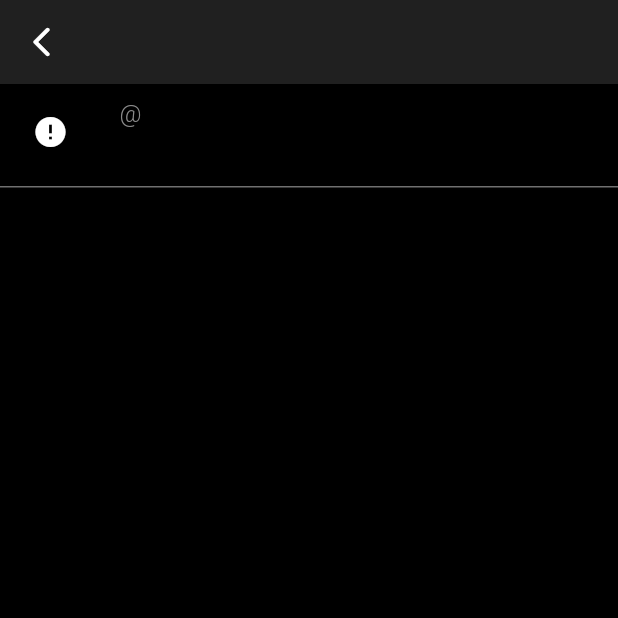
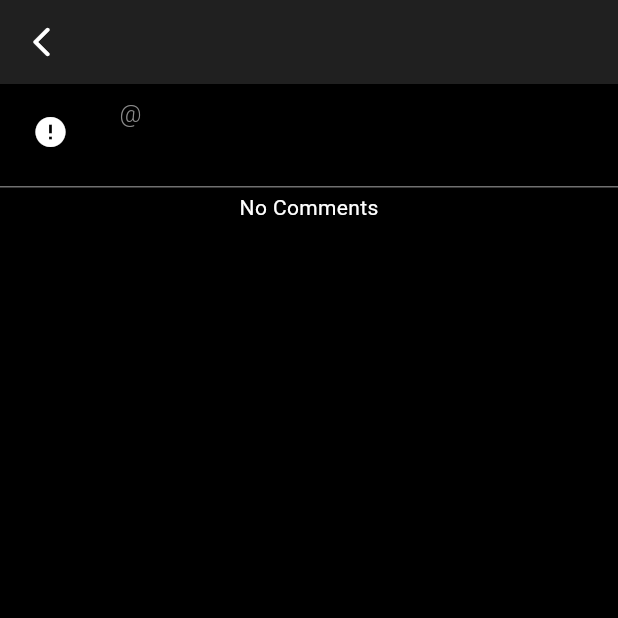
Before and after one commit to nunibye/Eko, a Flutter app: the ViewPostPage screen opened by its route, on a phone screen of 412 x 824 dp, the top half of it. Run offline on Flutter 3.47's test engine with Material 2 defaults, Android fonts, the phone set to English and light mode, and no system bars; drawn by our look-alikes of cached_network_image; our stand-ins replace cloud_firestore, firebase_auth, firebase_core, firebase_storage, get_it, go_router and 4 more; accounts and stored records are empty; network calls fail.

Commit message:
comments

```diff
--- a/untitled_app/lib/custom_widgets/controllers/feed_builder_controller.dart
+++ b/untitled_app/lib/custom_widgets/controllers/feed_builder_controller.dart
@@ -76,7 +76,7 @@ class FeedBuilderController extends ChangeNotifier {
       AppUser user = AppUser();
       await user.readUserData(raw.author, user: passedUser);
       final post = Post(
-        postID: raw.postID,
+        postId: raw.postID,
         followers: user.followers,
         following: user.following,
         userLikes: user.likes,
--- a/untitled_app/lib/custom_widgets/feed_builder.dart
+++ b/untitled_app/lib/custom_widgets/feed_builder.dart
@@ -1,5 +1,6 @@
 import 'package:flutter/material.dart';
 import 'package:provider/provider.dart';
+import 'package:untitled_app/custom_widgets/comment_card.dart';
 import 'package:untitled_app/models/users.dart' show AppUser;
 import 'controllers/feed_builder_controller.dart';
 import '../custom_widgets/post_card.dart';
@@ -11,17 +12,18 @@ class FeedBuilder extends StatelessWidget {
   final Query<Map<String, dynamic>>? firestoreQuery;
   final Function? refreshFunction;
   final AppUser? user;
+  final bool isComment;
 
   final int? index;
 
- const FeedBuilder(
+  const FeedBuilder(
       {this.firestoreQuery,
       required this.header,
       this.refreshFunction,
       super.key,
       this.user,
-
-      this.index});
+      this.index,
+      this.isComment = false});
   @override
   Widget build(BuildContext context) {
     //TODO idk why this works. profile used to not reload then I changed it to .value now it does maybe more providers should be .value?
@@ -31,7 +33,6 @@ class FeedBuilder extends StatelessWidget {
           refreshFunction: refreshFunction,
           context: context,
           passedUser: user,
-
           index: index),
       builder: (context, child) {
         return RefreshIndicator(
@@ -47,12 +48,15 @@ class FeedBuilder extends StatelessWidget {
                   return child;
                 } else if (feedController.posts.isNotEmpty &&
                     index < feedController.posts.length + 1) {
-                  return PostCard(post: feedController.posts[index - 1]);
+                  return isComment
+                      ? CommentCard(post: feedController.posts[index - 1])
+                      : PostCard(post: feedController.posts[index - 1]);
                 } else {
                   if (feedController.posts.isEmpty) {
                     if (feedController.end) {
-                      return const Center(child: Text(
-                          "Nothing to see. Go follow some people!"));
+                      return Center(
+                          child: isComment?const  Text("No Comments"):
+                              const Text("Nothing to see. Go follow some people!"));//FIXME update text for translation and comments
                     } else {
                       return const Center(
                         child: Column(
@@ -65,8 +69,8 @@ class FeedBuilder extends StatelessWidget {
                     }
                   } else {
                     return feedController.end
-                        ? const Center(
-                            child: Text("No More Posts"),
+                        ? Center(
+                            child: isComment? const Text("No More Comments"):const Text("No More Posts"),
                           )
                         : const Center(
                             child: Padding(
--- a/untitled_app/lib/custom_widgets/post_card.dart
+++ b/untitled_app/lib/custom_widgets/post_card.dart
@@ -5,7 +5,7 @@ import '../utilities/constants.dart' as c;
 import '../models/post_handler.dart' show Post;
 import 'package:provider/provider.dart';
 import 'profile_picture_loading.dart';
-import '../utilities/comment_modal.dart';
+
 
 class PostCard extends StatelessWidget {
   final Post post;
--- a/untitled_app/lib/models/post_handler.dart
+++ b/untitled_app/lib/models/post_handler.dart
@@ -7,7 +7,7 @@ import '../utilities/constants.dart' as c;
 import 'package:collection/collection.dart';
 
 class Post {
-  final String postID;
+  final String postId;
   final String username;
   final String firstName;
   final String lastName;
@@ -25,7 +25,7 @@ class Post {
   Post({
     required this.username,
     required this.firstName,
-    required this.postID,
+    required this.postId,
     required this.lastName,
     required this.profilePic,
     required this.time,
@@ -74,6 +74,21 @@ class PostsHandling {
     post["time"] = DateTime.now().toUtc().toIso8601String();
     post["likes"] = 0; //change this
     await firestore.collection('posts').add(post);
+    //.then((documentSnapshot)=> print("Added Data with ID: ${documentSnapshot.id}"));
+    return "success";
+  }
+
+  createComment(Map<String, dynamic> comment, String postID) async {
+    final user = FirebaseAuth.instance.currentUser!;
+    final firestore = FirebaseFirestore.instance;
+    comment["author"] = user.uid;
+    comment["time"] = DateTime.now().toUtc().toIso8601String();
+    comment["likes"] = 0; //change this
+    await firestore
+        .collection('posts')
+        .doc(postID)
+        .collection('comments')
+        .add(comment);
     //.then((documentSnapshot)=> print("Added Data with ID: ${documentSnapshot.id}"));
     return "success";
   }
--- a/untitled_app/lib/utilities/constants.dart
+++ b/untitled_app/lib/utilities/constants.dart
@@ -58,6 +58,7 @@ const double postPaddingHoriz = 5;
 const int signUpAnimationDuration = 300;
 const int maxPostLines = 12;
 const int maxPostChars = 160;
+const int maxCommentChars = 160;
 const int maxTittleChars = 60;
 const int maxBioChars = 20;
 const int maxBioLines = 3;
--- a/untitled_app/lib/views/feed_page.dart
+++ b/untitled_app/lib/views/feed_page.dart
@@ -49,7 +49,7 @@ class _Header extends StatelessWidget {
       crossAxisAlignment: CrossAxisAlignment.start,
       mainAxisAlignment: MainAxisAlignment.spaceEvenly,
       children: [
-    const CustomTabBar(),
+    CustomTabBar(),
     ],
     );
   }
--- a/untitled_app/lib/views/view_post_page.dart
+++ b/untitled_app/lib/views/view_post_page.dart
@@ -8,6 +8,8 @@ import '../utilities/constants.dart' as c;
 import '../custom_widgets/profile_picture_loading.dart';
 import 'package:cached_network_image/cached_network_image.dart';
 import '../custom_widgets/login_text_feild.dart';
+import '../custom_widgets/feed_builder.dart';
+import 'package:cloud_firestore/cloud_firestore.dart';
 
 class ViewPostPage extends StatelessWidget {
   final Post? post;
@@ -16,7 +18,7 @@ class ViewPostPage extends StatelessWidget {
   @override
   Widget build(BuildContext context) {
     return ChangeNotifierProvider(
-      create: (context) => PostPageController(post: post),
+      create: (context) => PostPageController(post: post, context: context),
       builder: (context, child) {
         return GestureDetector(
           onTap: () => Provider.of<PostPageController>(context, listen: false)
@@ -41,104 +43,25 @@ class ViewPostPage extends StatelessWidget {
             body: Column(
               children: [
                 Expanded(
-                  child: ListView(
-                    children: [
-                      // Text(
-                      //     Provider.of<PostPageController>(context, listen: false).body),
-
-                      Padding(
-                        padding: const EdgeInsets.symmetric(
-                          horizontal: c.postPaddingHoriz,
-                          vertical: c.postPaddingVert,
-                        ),
-                        child: Row(
-                          mainAxisAlignment: MainAxisAlignment.start,
-                          crossAxisAlignment: CrossAxisAlignment.start,
-                          children: [
-                            // Display the profile picture as a CircleAvatar
-                            IconButton(
-                              onPressed: () {},
-                              padding:
-                                  const EdgeInsets.symmetric(horizontal: 5),
-                              icon: SizedBox(
-                                width:
-                                    MediaQuery.of(context).size.width * 0.115,
-                                child: ClipOval(
-                                  child: CachedNetworkImage(
-                                    imageUrl: Provider.of<PostPageController>(
-                                            context,
-                                            listen: false)
-                                        .profilePic, //FIXME
-                                    placeholder: (context, url) =>
-                                        const LoadingProfileImage(),
-                                    errorWidget: (context, url, error) =>
-                                        const Icon(Icons.error),
-                                  ),
-                                ),
-                              ),
-                            ),
-                            const SizedBox(width: 5),
-                            Expanded(
-                              child: Column(
-                                crossAxisAlignment: CrossAxisAlignment.start,
-                                children: [
-                                  Row(
-                                    children: [
-                                      Text(
-                                        "${Provider.of<PostPageController>(context, listen: false).firstName} ${Provider.of<PostPageController>(context, listen: false).lastName}",
-                                        style: TextStyle(
-                                          fontSize: 16,
-                                          fontWeight: FontWeight.bold,
-                                          color: Theme.of(context)
-                                              .colorScheme
-                                              .primary,
-                                        ),
-                                      ),
-                                      const SizedBox(width: 8.0),
-                                      Text(
-                                        "@${Provider.of<PostPageController>(context, listen: false).username}",
-                                        style: TextStyle(
-                                          fontSize: 16,
-                                          fontWeight: FontWeight.w300,
-                                          color: Theme.of(context)
-                                              .colorScheme
-                                              .onPrimary,
-                                        ),
-                                      ),
-                                    ],
-                                  ),
-                                  const SizedBox(height: 8.0),
-                                  Text(
-                                    Provider.of<PostPageController>(context,
-                                            listen: false)
-                                        .body,
-                                    style: TextStyle(
-                                      fontSize: 14,
-                                      color:
-                                          Theme.of(context).colorScheme.primary,
-                                    ),
-                                  ),
-                                ],
-                              ),
-                            ),
-                          ],
-                        ),
-                      ),
-                      const Padding(
-                        padding: EdgeInsets.only(bottom: 3),
-                        child: Divider(
-                          color: Color.fromARGB(255, 112, 112, 112),
-                          height: 1,
-                        ),
-                      ),
-                    ],
-                  ),
-                ),
+                    child: FeedBuilder(
+                      isComment: true,
+                        firestoreQuery: FirebaseFirestore.instance
+                            .collection('posts')
+                            .doc(Provider.of<PostPageController>(context,
+                                    listen: false)
+                                .postId)
+                            .collection("comments")
+                            .orderBy('time', descending: true),
+                        header: const _Header())),
                 Row(
                   crossAxisAlignment: CrossAxisAlignment.center,
                   mainAxisAlignment: MainAxisAlignment.spaceEvenly,
                   children: [
                     CustomInputFeild(
+                        onChanged: (s) => Provider.of<PostPageController>(
+                                context,
+                                listen: false)
+                            .updateCount(s),
                         //height: MediaQuery.sizeOf(context).width * 0.2,
                         width: MediaQuery.sizeOf(context).width * 0.7,
                         focus: Provider.of<PostPageController>(context,
@@ -158,7 +81,9 @@ class ViewPostPage extends StatelessWidget {
                           ),
                         ),
                         onPressed: () {
-                          // Handle button press here
+                          Provider.of<PostPageController>(context,
+                                  listen: false)
+                              .postCommentPressed();
                         },
                         child: Container(
                           alignment: Alignment.center,
@@ -180,3 +105,88 @@ class ViewPostPage extends StatelessWidget {
     );
   }
 }
+
+class _Header extends StatelessWidget {
+  const _Header({super.key});
+
+  @override
+  Widget build(BuildContext context) {
+    return Column(children: [
+      Padding(
+        padding: const EdgeInsets.symmetric(
+          horizontal: c.postPaddingHoriz,
+          vertical: c.postPaddingVert,
+        ),
+        child: Row(
+          mainAxisAlignment: MainAxisAlignment.start,
+          crossAxisAlignment: CrossAxisAlignment.start,
+          children: [
+            // Display the profile picture as a CircleAvatar
+            IconButton(
+              onPressed: () {},
+              padding: const EdgeInsets.symmetric(horizontal: 5),
+              icon: SizedBox(
+                width: MediaQuery.of(context).size.width * 0.115,
+                child: ClipOval(
+                  child: CachedNetworkImage(
+                    imageUrl:
+                        Provider.of<PostPageController>(context, listen: false)
+                            .profilePic, //FIXME
+                    placeholder: (context, url) => const LoadingProfileImage(),
+                    errorWidget: (context, url, error) =>
+                        const Icon(Icons.error),
+                  ),
+                ),
+              ),
+            ),
+            const SizedBox(width: 5),
+            Expanded(
+              child: Column(
+                crossAxisAlignment: CrossAxisAlignment.start,
+                children: [
+                  Row(
+                    children: [
+                      Text(
+                        "${Provider.of<PostPageController>(context, listen: false).firstName} ${Provider.of<PostPageController>(context, listen: false).lastName}",
+                        style: TextStyle(
+                          fontSize: 16,
+                          fontWeight: FontWeight.bold,
+                          color: Theme.of(context).colorScheme.primary,
+                        ),
+                      ),
+                      const SizedBox(width: 8.0),
+                      Text(
+                        "@${Provider.of<PostPageController>(context, listen: false).username}",
+                        style: TextStyle(
+                          fontSize: 16,
+                          fontWeight: FontWeight.w300,
+                          color: Theme.of(context).colorScheme.onPrimary,
+                        ),
+                      ),
+                    ],
+                  ),
+                  const SizedBox(height: 8.0),
+                  Text(
+                    Provider.of<PostPageController>(context, listen: false)
+                        .body,
+                    style: TextStyle(
+                      fontSize: 14,
+                      color: Theme.of(context).colorScheme.primary,
+                    ),
+                  ),
+                ],
+              ),
+            ),
+          ],
+        ),
+      ),
+      const Padding(
+        padding: EdgeInsets.only(bottom: 3),
+        child: Divider(
+          color: Color.fromARGB(255, 112, 112, 112),
+          height: 1,
+        ),
+      )
+    ]);
+  }
+}
```
Also changed, not shown: untitled_app/lib/controllers/view_post_page_controller.dart (+37 -8 lines), untitled_app/lib/custom_widgets/comment_card.dart (added, +132 -0 lines), untitled_app/lib/custom_widgets/controllers/comment_card_controller.dart (renamed from untitled_app/lib/custom_widgets/controllers/post_card_controller.dart, +12 -15 lines), untitled_app/lib/models/feed_post_cache.dart (+5 -5 lines), untitled_app/lib/utilities/comment_modal_dead.dart (renamed from untitled_app/lib/utilities/comment_modal.dart).
